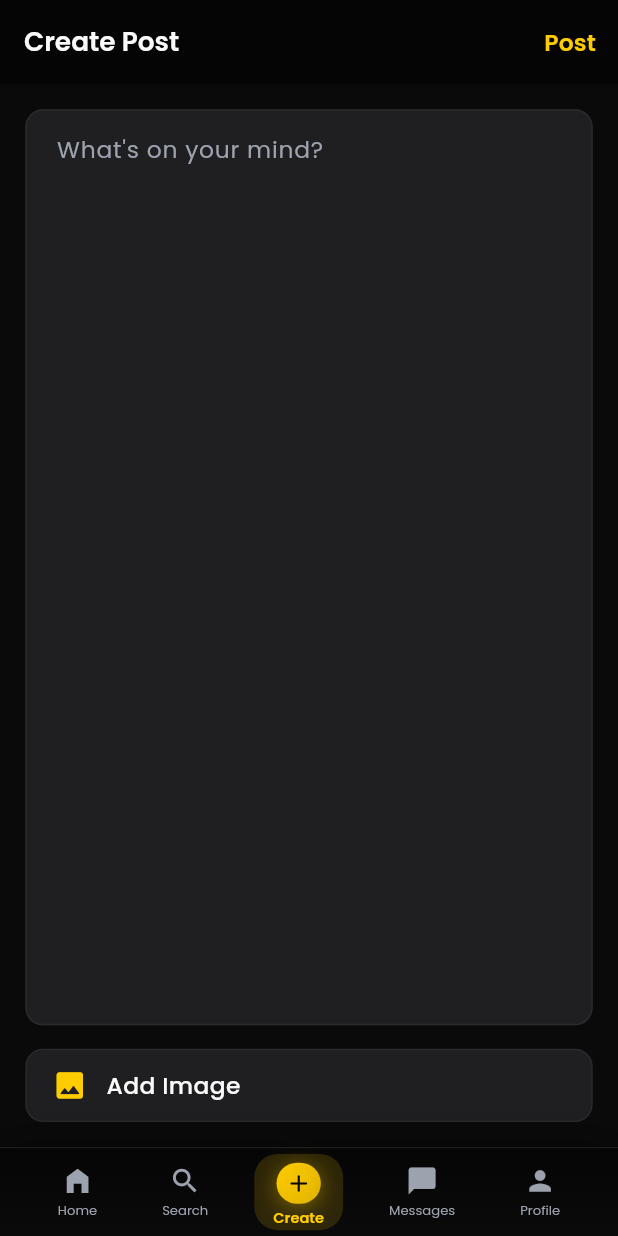
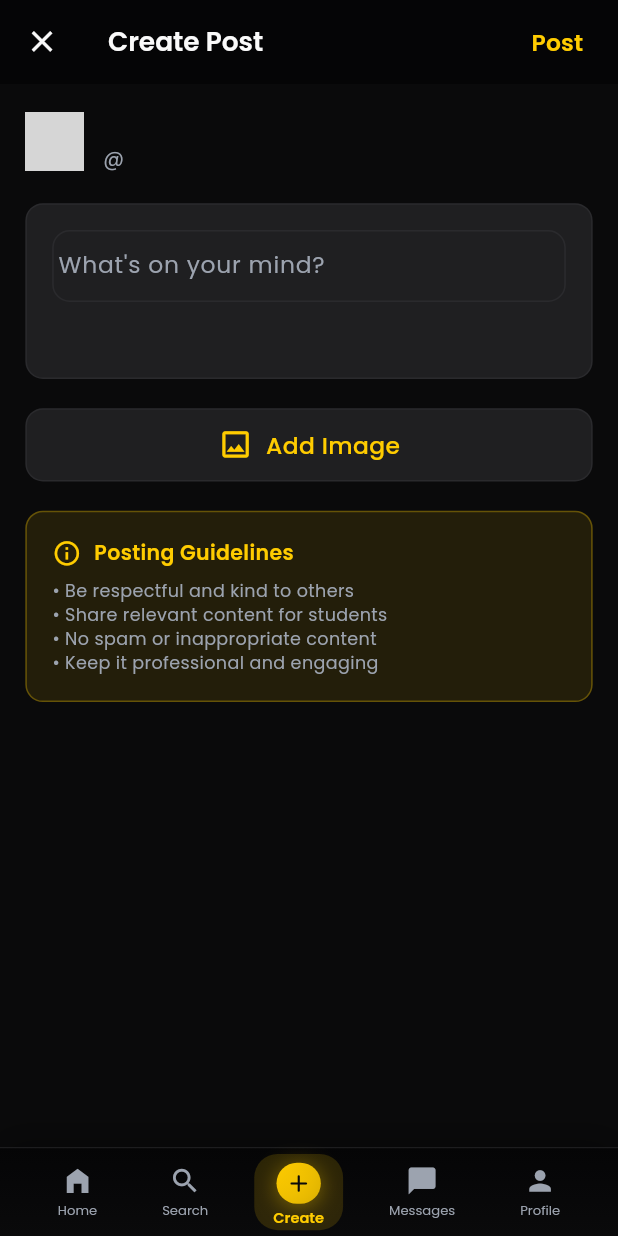
Before and after one commit to Namit24/ptreeapp, a Flutter app: the MainScreen screen opened by its route, item 3 of the bottom bar chosen, after a tap on "Add Image", on a phone screen of 412 x 824 dp. Run offline on Flutter 3.47's test engine with Material 3 defaults, Android fonts, the light colour scheme and no system bars; drawn by our look-alikes of flutter_animate; our stand-ins replace app_links, cached_network_image, dio, flutter_riverpod, flutter_screenutil, flutter_secure_storage and 8 more; accounts and stored records are empty; network calls fail; grey boxes are pictures that could not be loaded.

Commit message:
Fixed posting UI, with picture upload posssible as well

```diff
--- a/lib/features/home/screens/main_screen.dart
+++ b/lib/features/home/screens/main_screen.dart
@@ -4,6 +4,7 @@ import 'package:flutter_screenutil/flutter_screenutil.dart';
 import 'package:google_fonts/google_fonts.dart';
 import 'package:flutter_animate/flutter_animate.dart';
 import '../../../core/theme/app_theme.dart';
+import '../../../core/providers/auth_provider.dart';
 import 'home_screen.dart';
 import '../../search/screens/search_screen.dart';
 import '../../posts/screens/create_post_screen.dart';
@@ -95,7 +96,7 @@ class _MainScreenState extends ConsumerState<MainScreen>
         },
         children: _screens,
       ),
-      // FIXED: Modern dark navbar with proper sizing
+      // FIXED: Compact bottom navigation bar
       bottomNavigationBar: Container(
         decoration: BoxDecoration(
           gradient: LinearGradient(
@@ -122,8 +123,8 @@ class _MainScreenState extends ConsumerState<MainScreen>
         ),
         child: SafeArea(
           child: Container(
-            height: 60.h, // FIXED: Reduced height to prevent overflow
-            padding: EdgeInsets.symmetric(horizontal: 16.w, vertical: 4.h), // FIXED: Reduced padding
+            height: 60.h, // REDUCED from 70.h
+            padding: EdgeInsets.symmetric(horizontal: 16.w, vertical: 4.h), // REDUCED padding
             child: Row(
               mainAxisAlignment: MainAxisAlignment.spaceAround,
               children: _navItems.asMap().entries.map((entry) {
@@ -150,14 +151,14 @@ class _MainScreenState extends ConsumerState<MainScreen>
 
           return Container(
             padding: EdgeInsets.symmetric(
-              horizontal: 12.w, // FIXED: Reduced padding
-              vertical: 6.h,    // FIXED: Reduced padding
+              horizontal: 12.w, // REDUCED from 16.w
+              vertical: 6.h,    // REDUCED from 8.h
             ),
             decoration: BoxDecoration(
               color: isSelected
                   ? AppTheme.primaryYellow.withOpacity(0.15)
                   : Colors.transparent,
-              borderRadius: BorderRadius.circular(16.r), // FIXED: Smaller radius
+              borderRadius: BorderRadius.circular(16.r), // REDUCED from 20.r
             ),
             child: Column(
               mainAxisSize: MainAxisSize.min,
@@ -170,19 +171,19 @@ class _MainScreenState extends ConsumerState<MainScreen>
                     scale: 1.0 + (animationValue * 0.1),
                     child: Icon(
                       isSelected ? item.activeIcon : item.inactiveIcon,
-                      size: 22.sp, // FIXED: Smaller icon size
+                      size: 22.sp, // REDUCED from 24.sp
                       color: isSelected
                           ? AppTheme.primaryYellow
                           : AppTheme.textGray,
                     ),
                   ),
 
-                SizedBox(height: 2.h), // FIXED: Smaller spacing
+                SizedBox(height: 2.h), // REDUCED from 4.h
 
                 AnimatedDefaultTextStyle(
                   duration: const Duration(milliseconds: 200),
                   style: GoogleFonts.poppins(
-                    fontSize: isSelected ? 10.sp : 9.sp, // FIXED: Smaller font
+                    fontSize: isSelected ? 10.sp : 9.sp, // REDUCED font sizes
                     fontWeight: isSelected ? FontWeight.w600 : FontWeight.w400,
                     color: isSelected
                         ? AppTheme.primaryYellow
@@ -204,8 +205,8 @@ class _MainScreenState extends ConsumerState<MainScreen>
 
   Widget _buildCreateButton(bool isSelected, double animationValue) {
     return Container(
-      width: 28.w, // FIXED: Smaller size
-      height: 28.h, // FIXED: Smaller size
+      width: 28.w, // REDUCED from 32.w
+      height: 28.h, // REDUCED from 32.h
       decoration: BoxDecoration(
         gradient: LinearGradient(
           colors: [
@@ -215,7 +216,7 @@ class _MainScreenState extends ConsumerState<MainScreen>
           begin: Alignment.topLeft,
           end: Alignment.bottomRight,
         ),
-        borderRadius: BorderRadius.circular(14.r), // FIXED: Smaller radius
+        borderRadius: BorderRadius.circular(14.r), // REDUCED from 16.r
         boxShadow: [
           BoxShadow(
             color: AppTheme.primaryYellow.withOpacity(0.4),
@@ -229,7 +230,7 @@ class _MainScreenState extends ConsumerState<MainScreen>
         child: Icon(
           Icons.add_rounded,
           color: AppTheme.darkBackground,
-          size: 18.sp, // FIXED: Smaller icon
+          size: 18.sp, // REDUCED from 20.sp
         ),
       ),
     );
--- a/lib/features/posts/screens/create_post_screen.dart
+++ b/lib/features/posts/screens/create_post_screen.dart
@@ -6,6 +6,7 @@ import 'package:image_picker/image_picker.dart';
 import 'package:go_router/go_router.dart';
 import 'dart:io';
 import '../../../core/theme/app_theme.dart';
+import '../../../core/providers/auth_provider.dart';
 import '../providers/posts_provider.dart';
 
 class CreatePostScreen extends ConsumerStatefulWidget {
@@ -16,7 +17,7 @@ class CreatePostScreen extends ConsumerStatefulWidget {
 }
 
 class _CreatePostScreenState extends ConsumerState<CreatePostScreen> {
-  final _contentController = TextEditingController();
+  final TextEditingController _contentController = TextEditingController();
   File? _selectedImage;
   bool _isLoading = false;
 
@@ -27,26 +28,38 @@ class _CreatePostScreenState extends ConsumerState<CreatePostScreen> {
   }
 
   Future<void> _pickImage() async {
-    final picker = ImagePicker();
-    final pickedFile = await picker.pickImage(
+    try {
+      final ImagePicker picker = ImagePicker();
+      final XFile? image = await picker.pickImage(
         source: ImageSource.gallery,
         maxWidth: 1080,
         maxHeight: 1080,
         imageQuality: 85,
       );
 
-    if (pickedFile != null) {
+      if (image != null) {
         setState(() {
-        _selectedImage = File(pickedFile.path);
+          _selectedImage = File(image.path);
         });
+      }
+    } catch (e) {
+      print('❌ Error picking image: $e');
+      if (mounted) {
+        ScaffoldMessenger.of(context).showSnackBar(
+          SnackBar(
+            content: Text('Failed to pick image'),
+            backgroundColor: AppTheme.accentRed,
+          ),
+        );
+      }
     }
   }
 
   Future<void> _createPost() async {
-    if (_contentController.text.trim().isEmpty) {
+    if (_contentController.text.trim().isEmpty && _selectedImage == null) {
       ScaffoldMessenger.of(context).showSnackBar(
         SnackBar(
-          content: Text('Please enter some content'),
+          content: Text('Please add some content or an image'),
           backgroundColor: AppTheme.accentRed,
         ),
       );
@@ -57,26 +70,30 @@ class _CreatePostScreenState extends ConsumerState<CreatePostScreen> {
       _isLoading = true;
     });
 
+    try {
       final success = await ref.read(postsProvider.notifier).createPost(
         content: _contentController.text.trim(),
         imageFile: _selectedImage,
       );
 
-    setState(() {
-      _isLoading = false;
-    });
-
-    if (success) {
-      if (mounted) {
+      if (success && mounted) {
         ScaffoldMessenger.of(context).showSnackBar(
           SnackBar(
             content: Text('Post created successfully!'),
             backgroundColor: AppTheme.accentGreen,
           ),
         );
-        context.pop();
+        context.go('/home'); // Navigate back to home
+      } else if (mounted) {
+        ScaffoldMessenger.of(context).showSnackBar(
+          SnackBar(
+            content: Text('Failed to create post'),
+            backgroundColor: AppTheme.accentRed,
+          ),
+        );
       }
-    } else {
+    } catch (e) {
+      print('❌ Error creating post: $e');
       if (mounted) {
         ScaffoldMessenger.of(context).showSnackBar(
           SnackBar(
@@ -85,16 +102,33 @@ class _CreatePostScreenState extends ConsumerState<CreatePostScreen> {
           ),
         );
       }
+    } finally {
+      if (mounted) {
+        setState(() {
+          _isLoading = false;
+        });
+      }
     }
   }
 
   @override
   Widget build(BuildContext context) {
+    final authState = ref.watch(authProvider);
+    final profile = authState.profile;
+
     return Scaffold(
       backgroundColor: AppTheme.darkBackground,
       appBar: AppBar(
         backgroundColor: AppTheme.darkerBackground,
         elevation: 0,
+        leading: IconButton(
+          onPressed: () => context.go('/home'),
+          icon: Icon(
+            Icons.close,
+            color: AppTheme.textWhite,
+            size: 24.sp,
+          ),
+        ),
         title: Text(
           'Create Post',
           style: GoogleFonts.poppins(
@@ -103,7 +137,6 @@ class _CreatePostScreenState extends ConsumerState<CreatePostScreen> {
             fontWeight: FontWeight.w600,
           ),
         ),
-        iconTheme: IconThemeData(color: AppTheme.textWhite),
         actions: [
           TextButton(
             onPressed: _isLoading ? null : _createPost,
@@ -125,22 +158,83 @@ class _CreatePostScreenState extends ConsumerState<CreatePostScreen> {
               ),
             ),
           ),
+          SizedBox(width: 8.w),
         ],
       ),
-      body: Padding(
+      body: SingleChildScrollView(
         padding: EdgeInsets.all(16.w),
         child: Column(
+          crossAxisAlignment: CrossAxisAlignment.start,
           children: [
+            // User info
+            Row(
+              children: [
+                CircleAvatar(
+                  radius: 20.r,
+                  backgroundColor: AppTheme.primaryYellow.withOpacity(0.2),
+                  backgroundImage: profile?['profile_image_url'] != null
+                      ? NetworkImage(profile!['profile_image_url'])
+                      : null,
+                  child: profile?['profile_image_url'] == null
+                      ? Text(
+                    (profile?['full_name'] ?? 'U').substring(0, 1).toUpperCase(),
+                    style: GoogleFonts.poppins(
+                      color: AppTheme.primaryYellow,
+                      fontSize: 16.sp,
+                      fontWeight: FontWeight.w600,
+                    ),
+                  )
+                      : null,
+                ),
+                SizedBox(width: 12.w),
+                Column(
+                  crossAxisAlignment: CrossAxisAlignment.start,
+                  children: [
+                    Text(
+                      profile?['full_name'] ?? 'Your Name',
+                      style: GoogleFonts.poppins(
+                        color: AppTheme.textWhite,
+                        fontSize: 16.sp,
+                        fontWeight: FontWeight.w600,
+                      ),
+                    ),
+                    Text(
+                      '@${profile?['username'] ?? 'username'}',
+                      style: GoogleFonts.poppins(
+                        color: AppTheme.textGray,
+                        fontSize: 14.sp,
+                      ),
+                    ),
+                  ],
+                ),
+              ],
+            ),
+
+            SizedBox(height: 20.h),
+
             // Content input
-            Expanded(
+            Container(
+              width: double.infinity,
+              constraints: BoxConstraints(
+                minHeight: 120.h,
+                maxHeight: 200.h,
+              ),
+              padding: EdgeInsets.all(16.w),
+              decoration: BoxDecoration(
+                color: AppTheme.inputBackground,
+                borderRadius: BorderRadius.circular(12.r),
+                border: Border.all(
+                  color: AppTheme.inputBorder,
+                  width: 1,
+                ),
+              ),
               child: TextField(
                 controller: _contentController,
                 maxLines: null,
-                expands: true,
-                textAlignVertical: TextAlignVertical.top,
                 style: GoogleFonts.poppins(
                   color: AppTheme.textWhite,
                   fontSize: 16.sp,
+                  height: 1.4,
                 ),
                 decoration: InputDecoration(
                   hintText: "What's on your mind?",
@@ -149,21 +243,33 @@ class _CreatePostScreenState extends ConsumerState<CreatePostScreen> {
                     fontSize: 16.sp,
                   ),
                   border: InputBorder.none,
+                  contentPadding: EdgeInsets.zero,
                 ),
               ),
             ),
 
+            SizedBox(height: 20.h),
+
             // Selected image preview
             if (_selectedImage != null) ...[
-              SizedBox(height: 16.h),
-              Stack(
+              Container(
+                width: double.infinity,
+                height: 200.h,
+                decoration: BoxDecoration(
+                  borderRadius: BorderRadius.circular(12.r),
+                  border: Border.all(
+                    color: AppTheme.inputBorder,
+                    width: 1,
+                  ),
+                ),
+                child: Stack(
                   children: [
                     ClipRRect(
-                    borderRadius: BorderRadius.circular(12.r),
+                      borderRadius: BorderRadius.circular(11.r),
                       child: Image.file(
                         _selectedImage!,
-                      height: 200.h,
                         width: double.infinity,
+                        height: double.infinity,
                         fit: BoxFit.cover,
                       ),
                     ),
@@ -177,10 +283,11 @@ class _CreatePostScreenState extends ConsumerState<CreatePostScreen> {
                           });
                         },
                         child: Container(
-                        padding: EdgeInsets.all(4.w),
+                          width: 32.w,
+                          height: 32.h,
                           decoration: BoxDecoration(
-                          color: Colors.black54,
-                          borderRadius: BorderRadius.circular(20.r),
+                            color: Colors.black.withOpacity(0.7),
+                            borderRadius: BorderRadius.circular(16.r),
                           ),
                           child: Icon(
                             Icons.close,
@@ -192,32 +299,37 @@ class _CreatePostScreenState extends ConsumerState<CreatePostScreen> {
                     ),
                   ],
                 ),
+              ),
+              SizedBox(height: 20.h),
             ],
 
-            SizedBox(height: 16.h),
-
-            // Image picker button
+            // Add image button
             GestureDetector(
               onTap: _pickImage,
               child: Container(
-                padding: EdgeInsets.symmetric(horizontal: 16.w, vertical: 12.h),
+                width: double.infinity,
+                height: 50.h,
                 decoration: BoxDecoration(
                   color: AppTheme.inputBackground,
                   borderRadius: BorderRadius.circular(12.r),
-                  border: Border.all(color: AppTheme.inputBorder),
+                  border: Border.all(
+                    color: AppTheme.inputBorder,
+                    width: 1,
+                  ),
                 ),
                 child: Row(
+                  mainAxisAlignment: MainAxisAlignment.center,
                   children: [
                     Icon(
-                      Icons.image_rounded,
+                      Icons.image_outlined,
                       color: AppTheme.primaryYellow,
                       size: 24.sp,
                     ),
-                    SizedBox(width: 12.w),
+                    SizedBox(width: 8.w),
                     Text(
-                      _selectedImage != null ? 'Change Image' : 'Add Image',
+                      _selectedImage == null ? 'Add Image' : 'Change Image',
                       style: GoogleFonts.poppins(
-                        color: AppTheme.textWhite,
+                        color: AppTheme.primaryYellow,
                         fontSize: 16.sp,
                         fontWeight: FontWeight.w500,
                       ),
@@ -226,6 +338,53 @@ class _CreatePostScreenState extends ConsumerState<CreatePostScreen> {
                 ),
               ),
             ),
+
+            SizedBox(height: 20.h),
+
+            // Post guidelines
+            Container(
+              padding: EdgeInsets.all(16.w),
+              decoration: BoxDecoration(
+                color: AppTheme.primaryYellow.withOpacity(0.1),
+                borderRadius: BorderRadius.circular(12.r),
+                border: Border.all(
+                  color: AppTheme.primaryYellow.withOpacity(0.3),
+                  width: 1,
+                ),
+              ),
+              child: Column(
+                crossAxisAlignment: CrossAxisAlignment.start,
+                children: [
+                  Row(
+                    children: [
+                      Icon(
+                        Icons.info_outline,
+                        color: AppTheme.primaryYellow,
+                        size: 20.sp,
+                      ),
+                      SizedBox(width: 8.w),
+                      Text(
+                        'Posting Guidelines',
+                        style: GoogleFonts.poppins(
+                          color: AppTheme.primaryYellow,
+                          fontSize: 14.sp,
+                          fontWeight: FontWeight.w600,
+                        ),
+                      ),
+                    ],
+                  ),
+                  SizedBox(height: 8.h),
+                  Text(
+                    '• Be respectful and kind to others\n• Share relevant content for students\n• No spam or inappropriate content\n• Keep it professional and engaging',
+                    style: GoogleFonts.poppins(
+                      color: AppTheme.textGray,
+                      fontSize: 12.sp,
+                      height: 1.4,
+                    ),
+                  ),
+                ],
+              ),
+            ),
           ],
         ),
       ),
```
Lines whose indentation alone changed are shown as unchanged.
